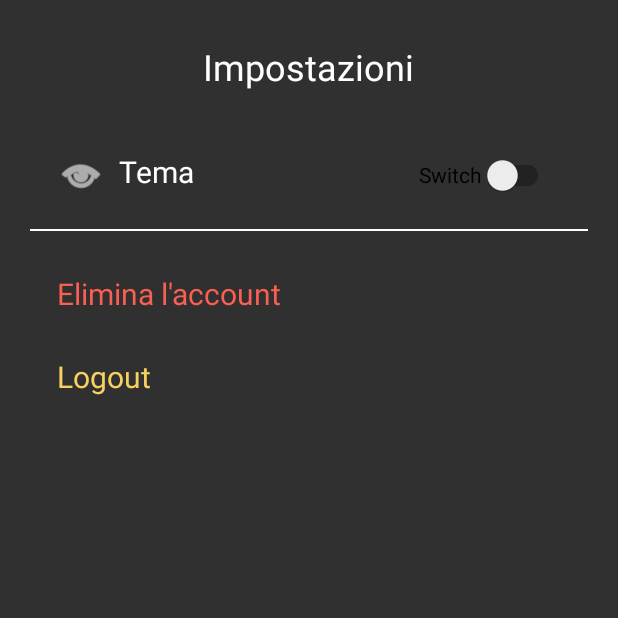
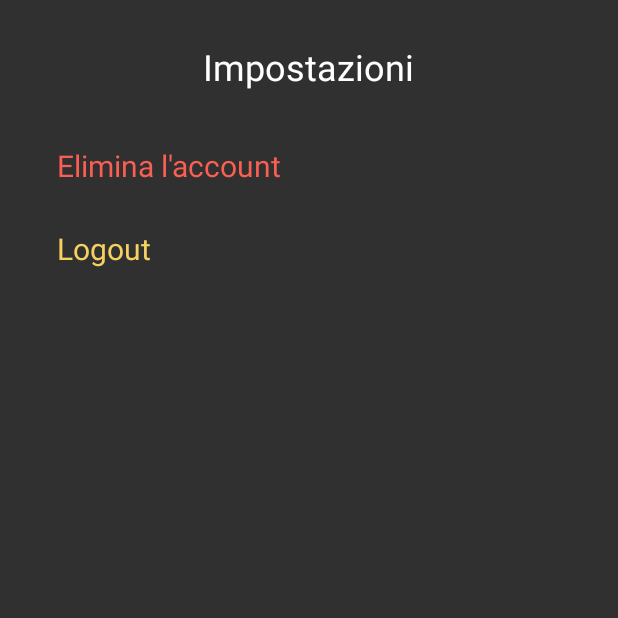
Before and after one commit to PietroLelli/DailyArt-Mobile, an Android app: the AppSettingsActivity screen opened directly, with no data from a screen before it, on a phone screen of 412 x 824 dp, the top half of it. Run offline under Robolectric (Android 15) with nearby library versions, the phone set to English and light mode, and no system bars; our stand-ins replace Firebase (no records; nobody signed in at launch, a user with empty details on screens opened directly).

Commit message:
correzione bug audioguida

```diff
--- a/DailyArt-Mobile/app/src/main/java/com/example/dailyart/AppSettingsActivity.java
+++ b/DailyArt-Mobile/app/src/main/java/com/example/dailyart/AppSettingsActivity.java
@@ -25,9 +25,6 @@ import com.google.firebase.storage.StorageReference;
 
 public class AppSettingsActivity extends AppCompatActivity {
 
-    private SwitchCompat switchCompat;
-    public SharedPreferences sharedPreferences = null;
-
     private DatabaseReference dbRef;
     private FirebaseStorage storage;
 
@@ -43,35 +40,6 @@ public class AppSettingsActivity extends AppCompatActivity {
 
         tvDeleteAccount = findViewById(R.id.tvDeleteAccount);
         tvDeleteAccount.setOnClickListener(view -> deleteAccount());
-
-        if(AppCompatDelegate.getDefaultNightMode() == AppCompatDelegate.MODE_NIGHT_YES){
-            setTheme(R.style.Theme_Dark);
-        } else{
-            setTheme(R.style.Theme_Light);
-        }
-
-        switchCompat = findViewById(R.id.switch1);
-        /*sharedPreferences = getSharedPreferences("night", 0);
-        Boolean booleanValue = sharedPreferences.getBoolean("night_mode", true);
-        if (booleanValue) {
-            AppCompatDelegate.setDefaultNightMode(AppCompatDelegate.MODE_NIGHT_YES);
-            switchCompat.setChecked(true);
-        }*/
-        switchCompat.setOnCheckedChangeListener((compoundButton, isChecked) -> {
-            if (isChecked) {
-                AppCompatDelegate.setDefaultNightMode(AppCompatDelegate.MODE_NIGHT_YES);
-                /*switchCompat.setChecked(true);
-                SharedPreferences.Editor editor = sharedPreferences.edit();
-                editor.putBoolean("night_mode", true);
-                editor.commit();*/
-            } else {
-                AppCompatDelegate.setDefaultNightMode(AppCompatDelegate.MODE_NIGHT_NO);
-                /*switchCompat.setChecked(false);
-                SharedPreferences.Editor editor = sharedPreferences.edit();
-                editor.putBoolean("night_mode", false);
-                editor.commit();*/
-            }
-        });
     }
 
     public void logout() {
--- a/DailyArt-Mobile/app/src/main/java/com/example/dailyart/ArtworkDetailsFragment.java
+++ b/DailyArt-Mobile/app/src/main/java/com/example/dailyart/ArtworkDetailsFragment.java
@@ -296,6 +296,14 @@ public class ArtworkDetailsFragment extends Fragment {
     }
 
     @Override
+    public void onStop() {
+        super.onStop();
+        if(textToSpeech != null){
+            textToSpeech.stop();
+        }
+    }
+
+    @Override
     public void onDestroy() {
         super.onDestroy();
         if(textToSpeech != null){
--- a/DailyArt-Mobile/app/src/main/res/layout/activity_app_settings.xml
+++ b/DailyArt-Mobile/app/src/main/res/layout/activity_app_settings.xml
@@ -20,33 +20,18 @@
         app:layout_constraintTop_toTopOf="parent" />
 
     <TextView
-        android:id="@+id/tvTheme"
-        android:layout_width="wrap_content"
-        android:layout_height="wrap_content"
-        android:layout_marginTop="40dp"
-        android:drawableTint="?attr/text_color"
-        android:text="  Tema"
-        android:textColor="?attr/text_color"
-        android:textSize="20sp"
-        app:drawableLeftCompat="@android:drawable/ic_menu_view"
-        app:layout_constraintEnd_toEndOf="parent"
-        app:layout_constraintHorizontal_bias="0.119"
-        app:layout_constraintStart_toStartOf="parent"
-        app:layout_constraintTop_toBottomOf="@+id/textView5" />
-
-    <TextView
         android:id="@+id/tvDeleteAccount"
         android:layout_width="wrap_content"
         android:layout_height="wrap_content"
         android:layout_marginStart="20dp"
-        android:layout_marginTop="28dp"
+        android:layout_marginTop="36dp"
         android:text="Elimina l'account"
         android:textColor="#FA5F53"
         android:textSize="20sp"
         app:layout_constraintEnd_toEndOf="parent"
         app:layout_constraintHorizontal_bias="0.075"
         app:layout_constraintStart_toStartOf="parent"
-        app:layout_constraintTop_toBottomOf="@+id/divider5" />
+        app:layout_constraintTop_toBottomOf="@+id/textView5" />
 
     <TextView
         android:id="@+id/tvLogout"
@@ -61,26 +46,4 @@
         app:layout_constraintStart_toStartOf="parent"
         app:layout_constraintTop_toBottomOf="@+id/tvDeleteAccount" />
 
-    <View
-        android:id="@+id/divider5"
-        android:layout_width="0dp"
-        android:layout_height="1dp"
-        android:layout_margin="20dp"
-        android:background="?attr/text_color"
-        app:layout_constraintEnd_toEndOf="parent"
-        app:layout_constraintStart_toStartOf="parent"
-        app:layout_constraintTop_toBottomOf="@+id/tvTheme" />
-
-    <androidx.appcompat.widget.SwitchCompat
-        android:id="@+id/switch1"
-        android:layout_width="wrap_content"
-        android:layout_height="wrap_content"
-        android:layout_marginTop="32dp"
-        android:minHeight="48dp"
-        android:text="Switch"
-        app:layout_constraintEnd_toEndOf="parent"
-        app:layout_constraintHorizontal_bias="0.777"
-        app:layout_constraintStart_toEndOf="@+id/tvTheme"
-        app:layout_constraintTop_toBottomOf="@+id/textView5" />
-
 </androidx.constraintlayout.widget.ConstraintLayout>
--- a/DailyArt-Mobile/app/src/main/res/values-night/themes.xml
+++ b/DailyArt-Mobile/app/src/main/res/values-night/themes.xml
@@ -12,8 +12,8 @@
         <!-- Status bar color. -->
         <item name="android:statusBarColor" tools:targetApi="l">?attr/colorPrimaryVariant</item>
         <!-- Customize your theme here. -->
-        <item name="background_bar_color">#202020</item>
-        <item name="text_color">#FFFFFF</item>
+        <item name="background_bar_color">#FFFFFF</item>
+        <item name="text_color">#000000</item>
         <item name="app_views">#F18701</item>
         <item name="background_color">#303030</item>
 
```
